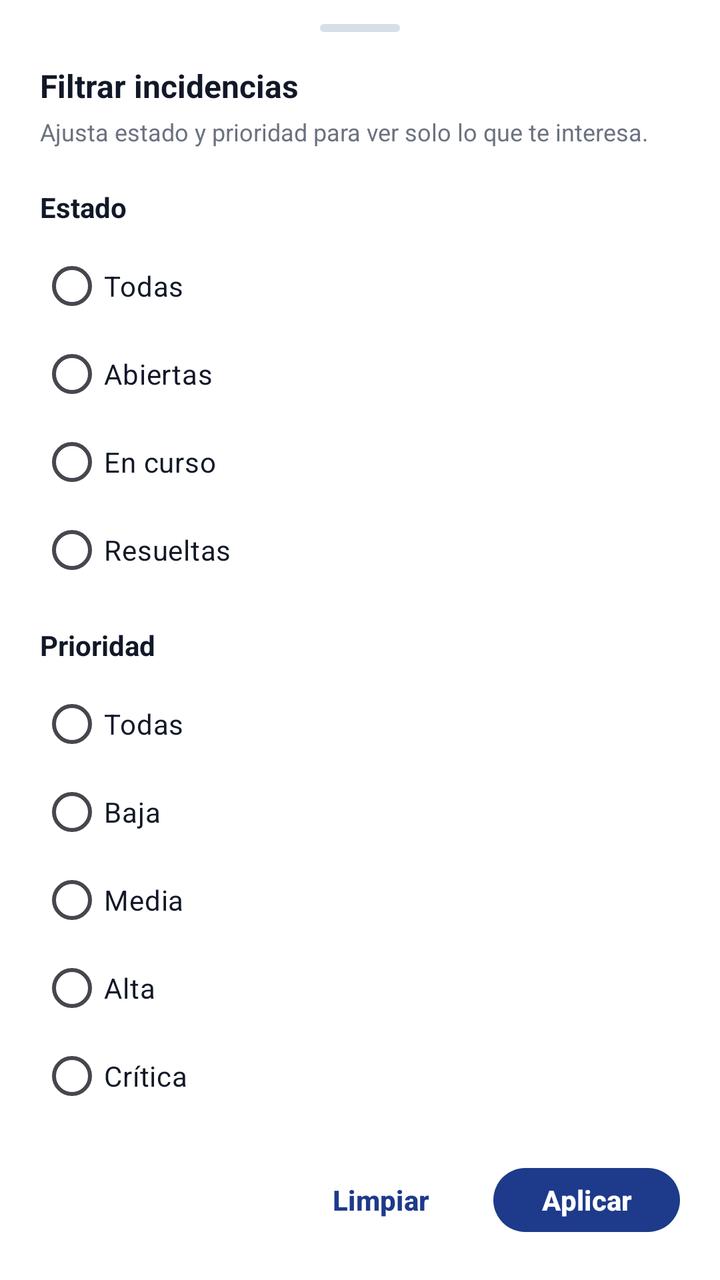
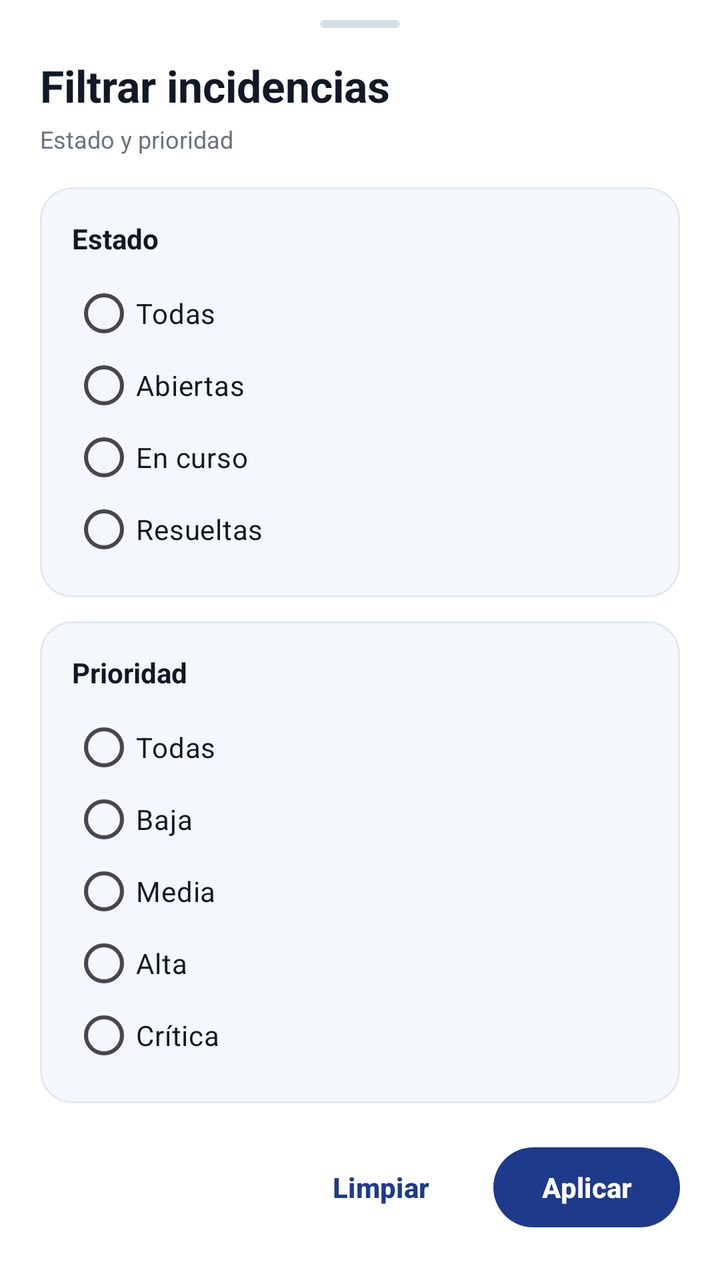

Compare the two renders of this Android layout. The source of the first and the diff that turns it into the second are given below.
<!-- AndroidManifest.xml: application theme Theme.Tfgincidenciasfront -->
<!-- res/layout/bottom_sheet_active_filters.xml -->
<?xml version="1.0" encoding="utf-8"?>
<LinearLayout xmlns:android="http://schemas.android.com/apk/res/android"
    xmlns:app="http://schemas.android.com/apk/res-auto"
    android:layout_width="match_parent"
    android:layout_height="wrap_content"
    android:background="@color/surface"
    android:orientation="vertical"
    android:paddingStart="@dimen/padding_screen_horizontal"
    android:paddingTop="@dimen/spacing_md"
    android:paddingEnd="@dimen/padding_screen_horizontal"
    android:paddingBottom="@dimen/spacing_xl">

    
    <View
        android:layout_width="40dp"
        android:layout_height="4dp"
        android:layout_gravity="center_horizontal"
        android:layout_marginBottom="@dimen/spacing_lg"
        android:background="@drawable/bg_bottom_sheet_handle" />

    
    <TextView
        android:layout_width="match_parent"
        android:layout_height="wrap_content"
        android:text="Filtrar incidencias"
        android:textColor="@color/onSurface"
        android:textSize="@dimen/text_sheet_title"
        android:textStyle="bold" />

    <TextView
        android:layout_width="match_parent"
        android:layout_height="wrap_content"
        android:layout_marginTop="@dimen/spacing_xs"
        android:text="Ajusta estado y prioridad para ver solo lo que te interesa."
        android:textColor="@color/secondaryText"
        android:textSize="@dimen/text_small" />

    
    <TextView
        android:id="@+id/tvStatusLabel"
        style="@style/TextSheetSection"
        android:layout_width="wrap_content"
        android:layout_height="wrap_content"
        android:layout_marginTop="@dimen/spacing_xl"
        android:text="Estado" />

    <RadioGroup
        android:id="@+id/rgStatus"
        android:layout_width="match_parent"
        android:layout_height="wrap_content"
        android:layout_marginTop="@dimen/spacing_sm">

        <RadioButton
            android:id="@+id/rbStatusAll"
            android:layout_width="match_parent"
            android:layout_height="wrap_content"
            android:buttonTint="@color/primary"
            android:minHeight="44dp"
            android:text="Todas"
            android:textColor="@color/onSurface"
            android:textSize="@dimen/text_body" />

        <RadioButton
            android:id="@+id/rbStatusOpen"
            android:layout_width="match_parent"
            android:layout_height="wrap_content"
            android:buttonTint="@color/primary"
            android:minHeight="44dp"
            android:text="Abiertas"
            android:textColor="@color/onSurface"
            android:textSize="@dimen/text_body" />

        <RadioButton
            android:id="@+id/rbStatusInProgress"
            android:layout_width="match_parent"
            android:layout_height="wrap_content"
            android:buttonTint="@color/primary"
            android:minHeight="44dp"
            android:text="En curso"
            android:textColor="@color/onSurface"
            android:textSize="@dimen/text_body" />

        <RadioButton
            android:id="@+id/rbStatusResolved"
            android:layout_width="match_parent"
            android:layout_height="wrap_content"
            android:buttonTint="@color/primary"
            android:minHeight="44dp"
            android:text="Resueltas"
            android:textColor="@color/onSurface"
            android:textSize="@dimen/text_body" />
    </RadioGroup>

    
    <TextView
        android:layout_width="wrap_content"
        android:layout_height="wrap_content"
        android:layout_marginTop="@dimen/spacing_lg"
        android:text="Prioridad"
        android:textColor="@color/onSurface"
        android:textSize="@dimen/text_body"
        android:textStyle="bold" />

    <RadioGroup
        android:id="@+id/rgPriority"
        android:layout_width="match_parent"
        android:layout_height="wrap_content"
        android:layout_marginTop="@dimen/spacing_sm">

        <RadioButton
            android:id="@+id/rbPriorityAll"
            android:layout_width="match_parent"
            android:layout_height="wrap_content"
            android:buttonTint="@color/primary"
            android:minHeight="44dp"
            android:text="Todas"
            android:textColor="@color/onSurface"
            android:textSize="@dimen/text_body" />

        <RadioButton
            android:id="@+id/rbPriorityLow"
            android:layout_width="match_parent"
            android:layout_height="wrap_content"
            android:buttonTint="@color/primary"
            android:minHeight="44dp"
            android:text="Baja"
            android:textColor="@color/onSurface"
            android:textSize="@dimen/text_body" />

        <RadioButton
            android:id="@+id/rbPriorityMedium"
            android:layout_width="match_parent"
            android:layout_height="wrap_content"
            android:buttonTint="@color/primary"
            android:minHeight="44dp"
            android:text="Media"
            android:textColor="@color/onSurface"
            android:textSize="@dimen/text_body" />

        <RadioButton
            android:id="@+id/rbPriorityHigh"
            android:layout_width="match_parent"
            android:layout_height="wrap_content"
            android:buttonTint="@color/primary"
            android:minHeight="44dp"
            android:text="Alta"
            android:textColor="@color/onSurface"
            android:textSize="@dimen/text_body" />

        <RadioButton
            android:id="@+id/rbPriorityCritical"
            android:layout_width="match_parent"
            android:layout_height="wrap_content"
            android:buttonTint="@color/primary"
            android:minHeight="44dp"
            android:text="Crítica"
            android:textColor="@color/onSurface"
            android:textSize="@dimen/text_body" />
    </RadioGroup>

    
    <LinearLayout
        android:layout_width="match_parent"
        android:layout_height="wrap_content"
        android:layout_marginTop="@dimen/spacing_xl"
        android:gravity="center_vertical|end"
        android:orientation="horizontal">

        <com.google.android.material.button.MaterialButton
            android:id="@+id/btnClearFilters"
            style="@style/ButtonGhost"
            android:layout_width="wrap_content"
            android:layout_height="wrap_content"
            android:text="Limpiar" />

        <com.google.android.material.button.MaterialButton
            android:id="@+id/btnApplyFilters"
            style="@style/ButtonPrimary"
            android:layout_width="wrap_content"
            android:layout_height="wrap_content"
            android:layout_marginStart="@dimen/spacing_sm"
            android:text="Aplicar" />

    </LinearLayout>

</LinearLayout>
<!-- resources referenced by this layout -->
<resources>
  <color name="onSurface">#111827</color>
  <color name="primary">#1E3A8A</color>
  <color name="secondaryText">#6B7280</color>
  <color name="surface">#FFFFFF</color>
  <dimen name="padding_screen_horizontal">20dp</dimen>
  <dimen name="spacing_lg">16dp</dimen>
  <dimen name="spacing_md">12dp</dimen>
  <dimen name="spacing_sm">8dp</dimen>
  <dimen name="spacing_xl">20dp</dimen>
  <dimen name="spacing_xs">4dp</dimen>
  <dimen name="text_body">14sp</dimen>
  <dimen name="text_sheet_title">16sp</dimen>
  <dimen name="text_small">12sp</dimen>
  <!-- drawable bg_bottom_sheet_handle (drawable) -->
  <?xml version="1.0" encoding="utf-8"?>
  <shape xmlns:android="http://schemas.android.com/apk/res/android"
      android:shape="rectangle">
      <size android:height="4dp" />
      <corners android:radius="999dp" />
      <solid android:color="@color/divider" />
  </shape>
  <style name="ButtonGhost">
          <item name="android:layout_height">@dimen/button_height</item>
          <item name="android:textAllCaps">false</item>
          <item name="android:textStyle">bold</item>
          <item name="android:textColor">@color/primary</item>
          <item name="backgroundTint">@android:color/transparent</item>
          <item name="rippleColor">@color/divider</item>
      </style>
  <style name="ButtonPrimary">
          <item name="android:layout_height">@dimen/button_height</item>
          <item name="android:textAllCaps">false</item>
          <item name="android:textStyle">bold</item>
          <item name="android:textColor">@color/onPrimary</item>
          <item name="backgroundTint">@color/primary</item>
          <item name="cornerRadius">@dimen/button_radius</item>
      </style>
  <style name="TextSheetSection">
          <item name="android:textSize">@dimen/text_body</item>
          <item name="android:textStyle">bold</item>
          <item name="android:textColor">@color/onSurface</item>
      </style>
  <style name="Theme.Tfgincidenciasfront" parent="Base.Theme.Tfgincidenciasfront" />
  <color name="divider">#D6DEE8</color>
  <dimen name="button_height">48dp</dimen>
  <color name="onPrimary">#FFFFFF</color>
  <dimen name="button_radius">24dp</dimen>
  <color name="primary_container">#E8EEF9</color>
  <color name="background">#E9EEF5</color>
  <color name="surfaceVariant">#F7F9FC</color>
  <color name="stroke_soft">#E2E8F0</color>
  <style name="AppCard">
          <item name="cardCornerRadius">@dimen/card_radius</item>
          <item name="cardElevation">2dp</item>
          <item name="strokeColor">@color/stroke_card</item>
          <item name="strokeWidth">@dimen/card_stroke_width</item>
          <item name="cardBackgroundColor">@color/surface_elevated</item>
      </style>
  <dimen name="card_radius">20dp</dimen>
  <color name="stroke_card">#D9E2EC</color>
  <dimen name="card_stroke_width">1dp</dimen>
  <color name="surface_elevated">#FCFDFE</color>
  <!-- unchanged entries left out for length: 1 -->
</resources>

<!-- the commit's change to res/layout/bottom_sheet_active_filters.xml (unified diff, before → after) -->
@@ -1,186 +1,216 @@
 <?xml version="1.0" encoding="utf-8"?>
-<LinearLayout xmlns:android="http://schemas.android.com/apk/res/android"
+<ScrollView xmlns:android="http://schemas.android.com/apk/res/android"
     xmlns:app="http://schemas.android.com/apk/res-auto"
     android:layout_width="match_parent"
     android:layout_height="wrap_content"
-    android:background="@color/surface"
-    android:orientation="vertical"
-    android:paddingStart="@dimen/padding_screen_horizontal"
-    android:paddingTop="@dimen/spacing_md"
-    android:paddingEnd="@dimen/padding_screen_horizontal"
-    android:paddingBottom="@dimen/spacing_xl">
-
-    
-    <View
-        android:layout_width="40dp"
-        android:layout_height="4dp"
-        android:layout_gravity="center_horizontal"
-        android:layout_marginBottom="@dimen/spacing_lg"
-        android:background="@drawable/bg_bottom_sheet_handle" />
-
-    
-    <TextView
-        android:layout_width="match_parent"
-        android:layout_height="wrap_content"
-        android:text="Filtrar incidencias"
-        android:textColor="@color/onSurface"
-        android:textSize="@dimen/text_sheet_title"
-        android:textStyle="bold" />
-
-    <TextView
-        android:layout_width="match_parent"
-        android:layout_height="wrap_content"
-        android:layout_marginTop="@dimen/spacing_xs"
-        android:text="Ajusta estado y prioridad para ver solo lo que te interesa."
-        android:textColor="@color/secondaryText"
-        android:textSize="@dimen/text_small" />
-
-    
-    <TextView
-        android:id="@+id/tvStatusLabel"
-        style="@style/TextSheetSection"
-        android:layout_width="wrap_content"
-        android:layout_height="wrap_content"
-        android:layout_marginTop="@dimen/spacing_xl"
-        android:text="Estado" />
-
-    <RadioGroup
-        android:id="@+id/rgStatus"
-        android:layout_width="match_parent"
-        android:layout_height="wrap_content"
-        android:layout_marginTop="@dimen/spacing_sm">
-
-        <RadioButton
-            android:id="@+id/rbStatusAll"
-            android:layout_width="match_parent"
-            android:layout_height="wrap_content"
-            android:buttonTint="@color/primary"
-            android:minHeight="44dp"
-            android:text="Todas"
-            android:textColor="@color/onSurface"
-            android:textSize="@dimen/text_body" />
-
-        <RadioButton
-            android:id="@+id/rbStatusOpen"
-            android:layout_width="match_parent"
-            android:layout_height="wrap_content"
-            android:buttonTint="@color/primary"
-            android:minHeight="44dp"
-            android:text="Abiertas"
-            android:textColor="@color/onSurface"
-            android:textSize="@dimen/text_body" />
-
-        <RadioButton
-            android:id="@+id/rbStatusInProgress"
-            android:layout_width="match_parent"
-            android:layout_height="wrap_content"
-            android:buttonTint="@color/primary"
-            android:minHeight="44dp"
-            android:text="En curso"
-            android:textColor="@color/onSurface"
-            android:textSize="@dimen/text_body" />
-
-        <RadioButton
-            android:id="@+id/rbStatusResolved"
-            android:layout_width="match_parent"
-            android:layout_height="wrap_content"
-            android:buttonTint="@color/primary"
-            android:minHeight="44dp"
-            android:text="Resueltas"
-            android:textColor="@color/onSurface"
-            android:textSize="@dimen/text_body" />
-    </RadioGroup>
-
-    
-    <TextView
-        android:layout_width="wrap_content"
-        android:layout_height="wrap_content"
-        android:layout_marginTop="@dimen/spacing_lg"
-        android:text="Prioridad"
-        android:textColor="@color/onSurface"
-        android:textSize="@dimen/text_body"
-        android:textStyle="bold" />
-
-    <RadioGroup
-        android:id="@+id/rgPriority"
-        android:layout_width="match_parent"
-        android:layout_height="wrap_content"
-        android:layout_marginTop="@dimen/spacing_sm">
-
-        <RadioButton
-            android:id="@+id/rbPriorityAll"
-            android:layout_width="match_parent"
-            android:layout_height="wrap_content"
-            android:buttonTint="@color/primary"
-            android:minHeight="44dp"
-            android:text="Todas"
-            android:textColor="@color/onSurface"
-            android:textSize="@dimen/text_body" />
-
-        <RadioButton
-            android:id="@+id/rbPriorityLow"
-            android:layout_width="match_parent"
-            android:layout_height="wrap_content"
-            android:buttonTint="@color/primary"
-            android:minHeight="44dp"
-            android:text="Baja"
-            android:textColor="@color/onSurface"
-            android:textSize="@dimen/text_body" />
-
-        <RadioButton
-            android:id="@+id/rbPriorityMedium"
-            android:layout_width="match_parent"
-            android:layout_height="wrap_content"
-            android:buttonTint="@color/primary"
-            android:minHeight="44dp"
-            android:text="Media"
-            android:textColor="@color/onSurface"
-            android:textSize="@dimen/text_body" />
-
-        <RadioButton
-            android:id="@+id/rbPriorityHigh"
-            android:layout_width="match_parent"
-            android:layout_height="wrap_content"
-            android:buttonTint="@color/primary"
-            android:minHeight="44dp"
-            android:text="Alta"
-            android:textColor="@color/onSurface"
-            android:textSize="@dimen/text_body" />
-
-        <RadioButton
-            android:id="@+id/rbPriorityCritical"
-            android:layout_width="match_parent"
-            android:layout_height="wrap_content"
-            android:buttonTint="@color/primary"
-            android:minHeight="44dp"
-            android:text="Crítica"
-            android:textColor="@color/onSurface"
-            android:textSize="@dimen/text_body" />
-    </RadioGroup>
-
-    
+    android:fillViewport="true">
+
     <LinearLayout
         android:layout_width="match_parent"
         android:layout_height="wrap_content"
-        android:layout_marginTop="@dimen/spacing_xl"
-        android:gravity="center_vertical|end"
-        android:orientation="horizontal">
-
-        <com.google.android.material.button.MaterialButton
-            android:id="@+id/btnClearFilters"
-            style="@style/ButtonGhost"
-            android:layout_width="wrap_content"
-            android:layout_height="wrap_content"
-            android:text="Limpiar" />
-
-        <com.google.android.material.button.MaterialButton
-            android:id="@+id/btnApplyFilters"
-            style="@style/ButtonPrimary"
-            android:layout_width="wrap_content"
-            android:layout_height="wrap_content"
-            android:layout_marginStart="@dimen/spacing_sm"
-            android:text="Aplicar" />
-
+        android:background="@color/surface"
+        android:orientation="vertical"
+        android:paddingStart="@dimen/padding_screen_horizontal"
+        android:paddingTop="10dp"
+        android:paddingEnd="@dimen/padding_screen_horizontal"
+        android:paddingBottom="@dimen/spacing_lg">
+
+        <View
+            android:layout_width="40dp"
+            android:layout_height="4dp"
+            android:layout_gravity="center_horizontal"
+            android:background="@drawable/bg_bottom_sheet_handle" />
+
+        <TextView
+            android:layout_width="match_parent"
+            android:layout_height="wrap_content"
+            android:layout_marginTop="14dp"
+            android:text="Filtrar incidencias"
+            android:textColor="@color/onSurface"
+            android:textSize="22sp"
+            android:textStyle="bold" />
+
+        <TextView
+            android:layout_width="match_parent"
+            android:layout_height="wrap_content"
+            android:layout_marginTop="4dp"
+            android:text="Estado y prioridad"
+            android:textColor="@color/secondaryText"
+            android:textSize="@dimen/text_small" />
+
+        <com.google.android.material.card.MaterialCardView
+            android:id="@+id/cardStatusSection"
+            style="@style/AppCardSoft"
+            android:layout_width="match_parent"
+            android:layout_height="wrap_content"
+            android:layout_marginTop="16dp"
+            app:cardBackgroundColor="@color/surfaceSoft"
+            app:strokeColor="@color/stroke_soft">
+
+            <LinearLayout
+                android:layout_width="match_parent"
+                android:layout_height="wrap_content"
+                android:orientation="vertical"
+                android:padding="16dp">
+
+                <TextView
+                    android:id="@+id/tvStatusLabel"
+                    style="@style/TextBody"
+                    android:layout_width="wrap_content"
+                    android:layout_height="wrap_content"
+                    android:text="Estado"
+                    android:textStyle="bold" />
+
+                <RadioGroup
+                    android:id="@+id/rgStatus"
+                    android:layout_width="match_parent"
+                    android:layout_height="wrap_content"
+                    android:layout_marginTop="10dp">
+
+                    <RadioButton
+                        android:id="@+id/rbStatusAll"
+                        android:layout_width="match_parent"
+                        android:layout_height="wrap_content"
+                        android:buttonTint="@color/primary"
+                        android:minHeight="36dp"
+                        android:text="Todas"
+                        android:textColor="@color/onSurface"
+                        android:textSize="@dimen/text_body" />
+
+                    <RadioButton
+                        android:id="@+id/rbStatusOpen"
+                        android:layout_width="match_parent"
+                        android:layout_height="wrap_content"
+                        android:buttonTint="@color/primary"
+                        android:minHeight="36dp"
+                        android:text="Abiertas"
+                        android:textColor="@color/onSurface"
+                        android:textSize="@dimen/text_body" />
+
+                    <RadioButton
+                        android:id="@+id/rbStatusInProgress"
+                        android:layout_width="match_parent"
+                        android:layout_height="wrap_content"
+                        android:buttonTint="@color/primary"
+                        android:minHeight="36dp"
+                        android:text="En curso"
+                        android:textColor="@color/onSurface"
+                        android:textSize="@dimen/text_body" />
+
+                    <RadioButton
+                        android:id="@+id/rbStatusResolved"
+                        android:layout_width="match_parent"
+                        android:layout_height="wrap_content"
+                        android:buttonTint="@color/primary"
+                        android:minHeight="36dp"
+                        android:text="Resueltas"
+                        android:textColor="@color/onSurface"
+                        android:textSize="@dimen/text_body" />
+                </RadioGroup>
+            </LinearLayout>
+        </com.google.android.material.card.MaterialCardView>
+
+        <com.google.android.material.card.MaterialCardView
+            style="@style/AppCardSoft"
+            android:layout_width="match_parent"
+            android:layout_height="wrap_content"
+            android:layout_marginTop="12dp"
+            app:cardBackgroundColor="@color/surfaceSoft"
+            app:strokeColor="@color/stroke_soft">
+
+            <LinearLayout
+                android:layout_width="match_parent"
+                android:layout_height="wrap_content"
+                android:orientation="vertical"
+                android:padding="16dp">
+
+                <TextView
+                    style="@style/TextBody"
+                    android:layout_width="wrap_content"
+                    android:layout_height="wrap_content"
+                    android:text="Prioridad"
+                    android:textStyle="bold" />
+
+                <RadioGroup
+                    android:id="@+id/rgPriority"
+                    android:layout_width="match_parent"
+                    android:layout_height="wrap_content"
+                    android:layout_marginTop="10dp">
+
+                    <RadioButton
+                        android:id="@+id/rbPriorityAll"
+                        android:layout_width="match_parent"
+                        android:layout_height="wrap_content"
+                        android:buttonTint="@color/primary"
+                        android:minHeight="36dp"
+                        android:text="Todas"
+                        android:textColor="@color/onSurface"
+                        android:textSize="@dimen/text_body" />
+
+                    <RadioButton
+                        android:id="@+id/rbPriorityLow"
+                        android:layout_width="match_parent"
+                        android:layout_height="wrap_content"
+                        android:buttonTint="@color/primary"
+                        android:minHeight="36dp"
+                        android:text="Baja"
+                        android:textColor="@color/onSurface"
+                        android:textSize="@dimen/text_body" />
+
+                    <RadioButton
+                        android:id="@+id/rbPriorityMedium"
+                        android:layout_width="match_parent"
+                        android:layout_height="wrap_content"
+                        android:buttonTint="@color/primary"
+                        android:minHeight="36dp"
+                        android:text="Media"
+                        android:textColor="@color/onSurface"
+                        android:textSize="@dimen/text_body" />
+
+                    <RadioButton
+                        android:id="@+id/rbPriorityHigh"
+                        android:layout_width="match_parent"
+                        android:layout_height="wrap_content"
+                        android:buttonTint="@color/primary"
+                        android:minHeight="36dp"
+                        android:text="Alta"
+                        android:textColor="@color/onSurface"
+                        android:textSize="@dimen/text_body" />
+
+                    <RadioButton
+                        android:id="@+id/rbPriorityCritical"
+                        android:layout_width="match_parent"
+                        android:layout_height="wrap_content"
+                        android:buttonTint="@color/primary"
+                        android:minHeight="36dp"
+                        android:text="Crítica"
+                        android:textColor="@color/onSurface"
+                        android:textSize="@dimen/text_body" />
+                </RadioGroup>
+            </LinearLayout>
+        </com.google.android.material.card.MaterialCardView>
+
+        <LinearLayout
+            android:layout_width="match_parent"
+            android:layout_height="wrap_content"
+            android:layout_marginTop="18dp"
+            android:gravity="end"
+            android:orientation="horizontal">
+
+            <com.google.android.material.button.MaterialButton
+                android:id="@+id/btnClearFilters"
+                style="@style/ButtonGhost"
+                android:layout_width="wrap_content"
+                android:layout_height="wrap_content"
+                android:text="Limpiar" />
+
+            <com.google.android.material.button.MaterialButton
+                android:id="@+id/btnApplyFilters"
+                style="@style/ButtonPrimary"
+                android:layout_width="wrap_content"
+                android:layout_height="wrap_content"
+                android:layout_marginStart="@dimen/spacing_sm"
+                android:text="Aplicar" />
+        </LinearLayout>
     </LinearLayout>
-
-</LinearLayout>
+</ScrollView>
<!-- resource entries referenced after the edit -->
@@ -4,14 +4,11 @@
   <color name="primary">#1E3A8A</color>
   <color name="secondaryText">#6B7280</color>
   <color name="surface">#FFFFFF</color>
+  <color name="surfaceSoft">#F4F7FB</color>
   <dimen name="padding_screen_horizontal">20dp</dimen>
   <dimen name="spacing_lg">16dp</dimen>
-  <dimen name="spacing_md">12dp</dimen>
   <dimen name="spacing_sm">8dp</dimen>
-  <dimen name="spacing_xl">20dp</dimen>
-  <dimen name="spacing_xs">4dp</dimen>
   <dimen name="text_body">14sp</dimen>
-  <dimen name="text_sheet_title">16sp</dimen>
   <dimen name="text_small">12sp</dimen>
   <!-- drawable bg_bottom_sheet_handle (drawable) -->
   <?xml version="1.0" encoding="utf-8"?>
@@ -21,6 +18,13 @@
       <corners android:radius="999dp" />
       <solid android:color="@color/divider" />
   </shape>
+  <style name="AppCardSoft">
+          <item name="cardCornerRadius">@dimen/card_radius_sm</item>
+          <item name="cardElevation">0dp</item>
+          <item name="strokeColor">@color/stroke_soft</item>
+          <item name="strokeWidth">@dimen/card_stroke_width</item>
+          <item name="cardBackgroundColor">@color/surfaceVariant</item>
+      </style>
   <style name="ButtonGhost">
           <item name="android:layout_height">@dimen/button_height</item>
           <item name="android:textAllCaps">false</item>
@@ -37,13 +41,13 @@
           <item name="backgroundTint">@color/primary</item>
           <item name="cornerRadius">@dimen/button_radius</item>
       </style>
-  <style name="TextSheetSection">
+  <style name="TextBody">
           <item name="android:textSize">@dimen/text_body</item>
-          <item name="android:textStyle">bold</item>
           <item name="android:textColor">@color/onSurface</item>
       </style>
   <style name="Theme.Tfgincidenciasfront" parent="Base.Theme.Tfgincidenciasfront" />
   <color name="divider">#D6DEE8</color>
+  <dimen name="card_radius_sm">16dp</dimen>
   <dimen name="button_height">48dp</dimen>
   <color name="onPrimary">#FFFFFF</color>
   <dimen name="button_radius">24dp</dimen>
